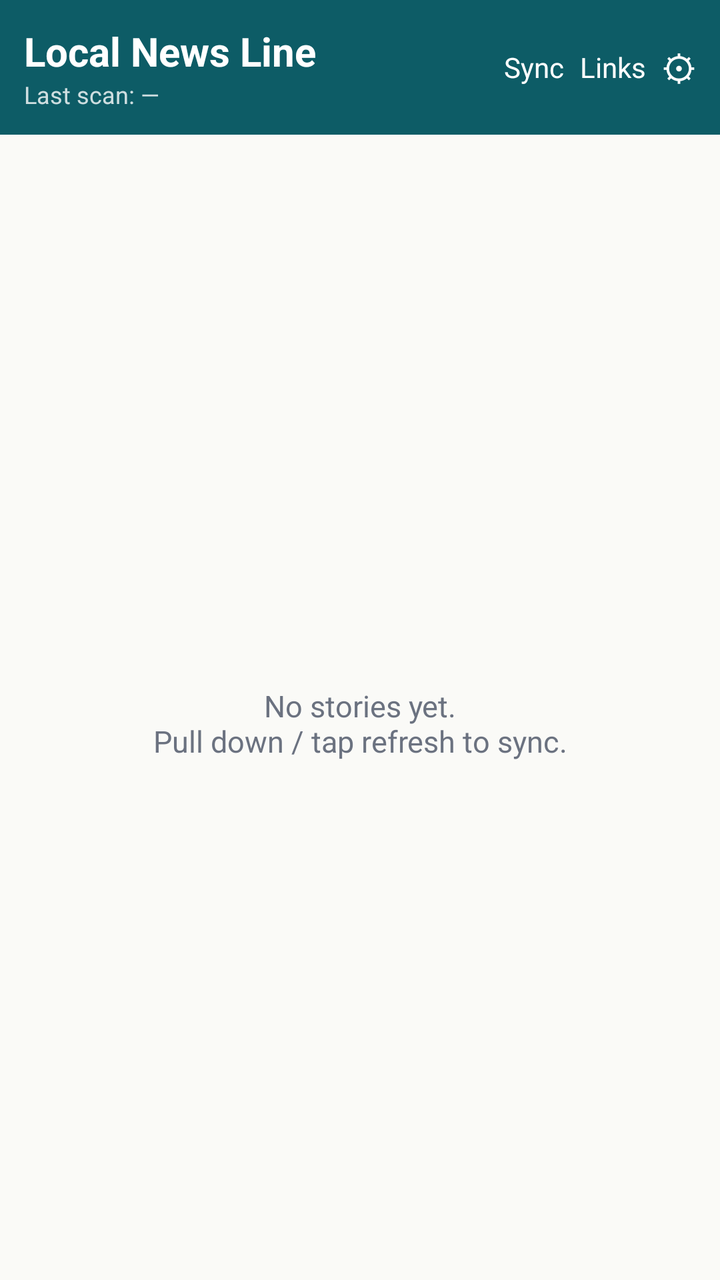
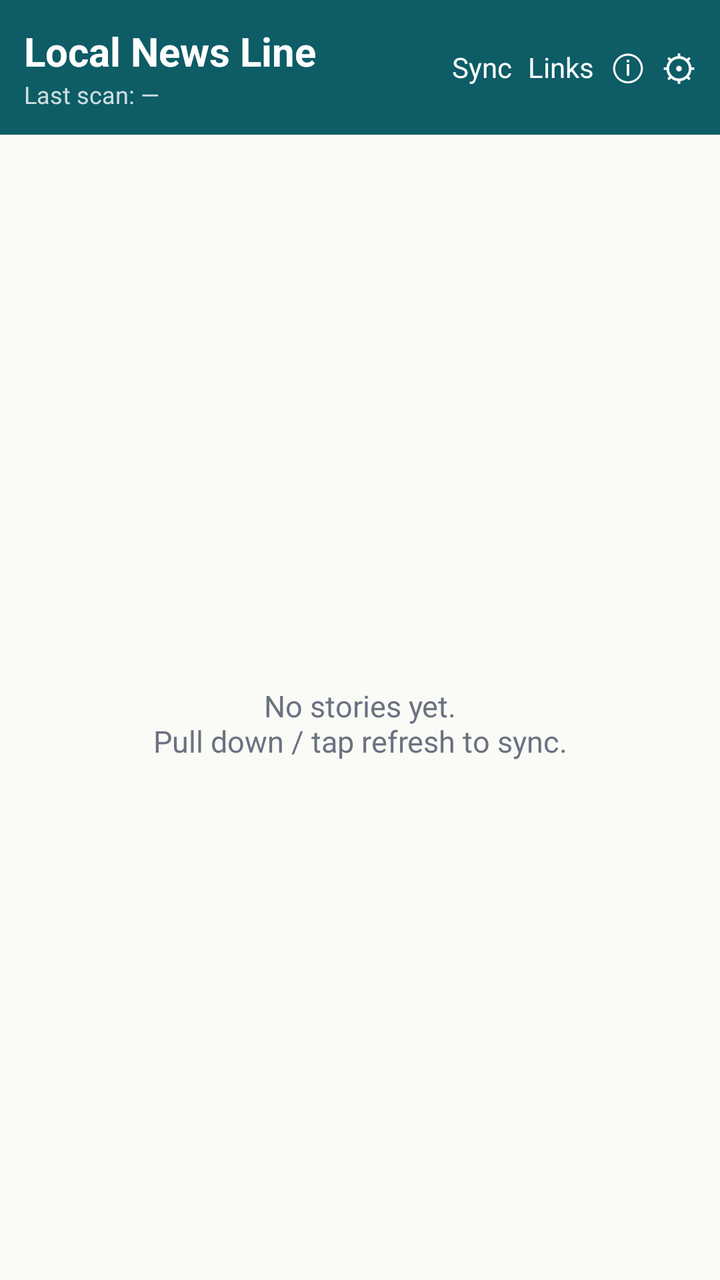

An Android layout rendered at two revisions. The XML below is the earlier revision; the diff shows what the commit changed to produce the second picture.
<!-- AndroidManifest.xml: application theme Theme.TownLine -->
<!-- res/layout/activity_main.xml -->
<?xml version="1.0" encoding="utf-8"?>
<LinearLayout xmlns:android="http://schemas.android.com/apk/res/android"
    android:layout_width="match_parent"
    android:layout_height="match_parent"
    android:orientation="vertical"
    android:background="@color/paper">

    <LinearLayout
        android:layout_width="match_parent"
        android:layout_height="wrap_content"
        android:orientation="horizontal"
        android:background="@color/teal_dark"
        android:padding="12dp"
        android:gravity="center_vertical">

        <LinearLayout
            android:layout_width="0dp"
            android:layout_height="wrap_content"
            android:layout_weight="1"
            android:orientation="vertical">

            <TextView
                android:layout_width="wrap_content"
                android:layout_height="wrap_content"
                android:text="@string/feed_title"
                android:textColor="#FFFFFF"
                android:textSize="20sp"
                android:textStyle="bold" />

            <TextView
                android:id="@+id/lastSync"
                android:layout_width="wrap_content"
                android:layout_height="wrap_content"
                android:textColor="#CCFFFFFF"
                android:textSize="12sp"
                android:text="Last scan: —" />
        </LinearLayout>

        <Button
            android:id="@+id/btnRefresh"
            android:layout_width="wrap_content"
            android:layout_height="wrap_content"
            android:text="Sync"
            android:textColor="#FFFFFF"
            android:backgroundTint="@color/teal" />

        <Button
            android:id="@+id/btnDiscover"
            android:layout_width="wrap_content"
            android:layout_height="wrap_content"
            android:layout_marginStart="8dp"
            android:text="Links"
            android:textColor="#FFFFFF"
            android:backgroundTint="@color/teal" />

        <Button
            android:id="@+id/btnSettings"
            android:layout_width="wrap_content"
            android:layout_height="wrap_content"
            android:layout_marginStart="8dp"
            android:text="⚙"
            android:textSize="18sp"
            android:textColor="#FFFFFF"
            android:backgroundTint="@color/teal" />
    </LinearLayout>

    <HorizontalScrollView
        android:layout_width="match_parent"
        android:layout_height="wrap_content"
        android:scrollbars="none"
        android:paddingTop="8dp"
        android:paddingBottom="8dp">

        <LinearLayout
            android:id="@+id/chipRow"
            android:layout_width="wrap_content"
            android:layout_height="wrap_content"
            android:orientation="horizontal"
            android:paddingStart="12dp"
            android:paddingEnd="12dp" />
    </HorizontalScrollView>

    <FrameLayout
        android:layout_width="match_parent"
        android:layout_height="match_parent">

        <ListView
            android:id="@+id/feedList"
            android:layout_width="match_parent"
            android:layout_height="match_parent"
            android:divider="#E5E0D5"
            android:dividerHeight="1dp" />

        <TextView
            android:id="@+id/emptyView"
            android:layout_width="match_parent"
            android:layout_height="match_parent"
            android:gravity="center"
            android:text="@string/empty_feed"
            android:textColor="@color/grey"
            android:textSize="15sp"
            android:padding="32dp" />
    </FrameLayout>
</LinearLayout>
<!-- resources referenced by this layout -->
<resources>
  <color name="grey">#6B7280</color>
  <color name="paper">#FAFAF7</color>
  <color name="teal">#12808F</color>
  <color name="teal_dark">#0D5C66</color>
  <string name="empty_feed">No stories yet.\nPull down / tap refresh to sync.</string>
  <string name="feed_title">Local News Line</string>
  <style name="Theme.TownLine" parent="android:Theme.Material.Light.NoActionBar">
          <item name="android:colorPrimary">@color/teal_dark</item>
          <item name="android:colorPrimaryDark">@color/teal_dark</item>
          <item name="android:colorAccent">@color/teal</item>
          <item name="android:windowBackground">@color/paper</item>
      </style>
</resources>

<!-- the commit's change to res/layout/activity_main.xml (unified diff, before → after) -->
@@ -54,6 +54,16 @@
             android:backgroundTint="@color/teal" />
 
         <Button
+            android:id="@+id/btnAbout"
+            android:layout_width="wrap_content"
+            android:layout_height="wrap_content"
+            android:layout_marginStart="8dp"
+            android:text="ⓘ"
+            android:textSize="18sp"
+            android:textColor="#FFFFFF"
+            android:backgroundTint="@color/teal" />
+
+        <Button
             android:id="@+id/btnSettings"
             android:layout_width="wrap_content"
             android:layout_height="wrap_content"
